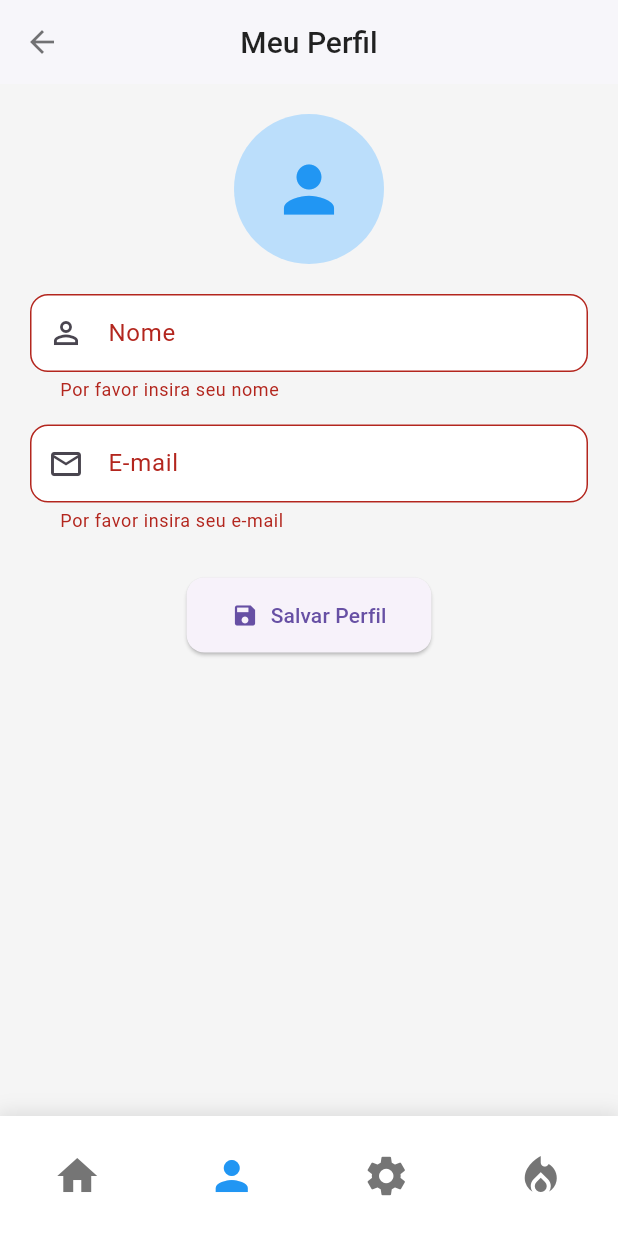
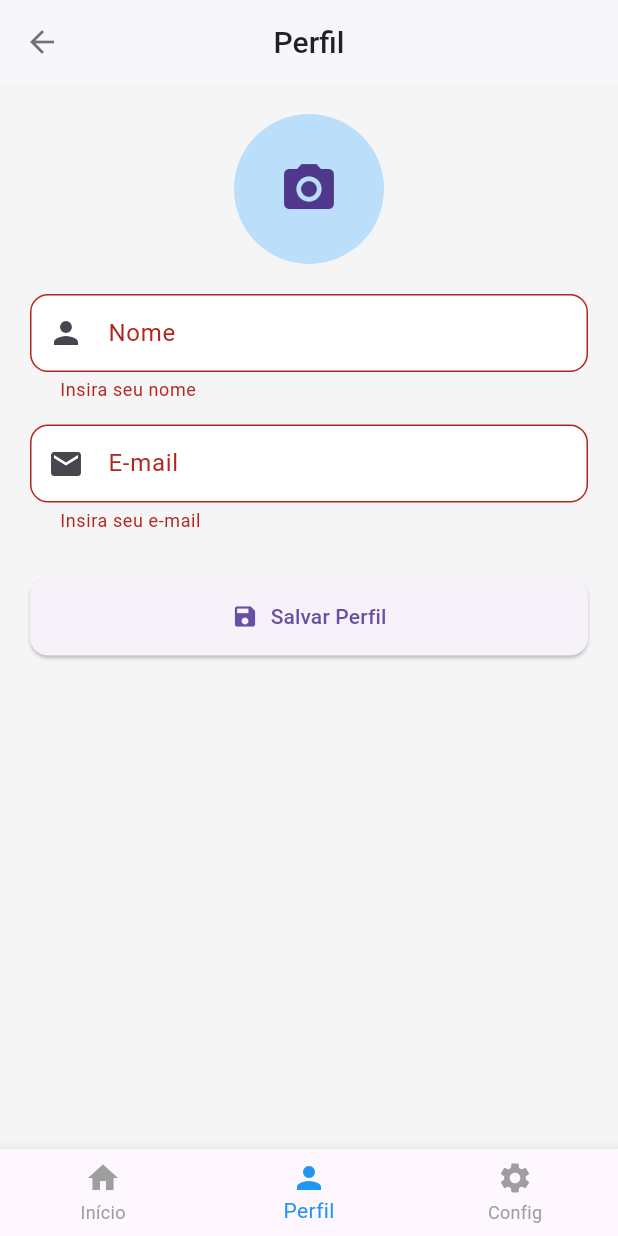
Before and after one commit to victorreiscarlota/split_conta, a Flutter app: the MainLayout screen opened by its route, item 2 of the bottom bar chosen, after a tap on "Salvar Perfil", on a phone screen of 412 x 824 dp. Run offline on Flutter 3.47's test engine with Material 3 defaults, Android fonts, the phone set to English and light mode, and no system bars; our stand-ins replace animated_text_kit, image_picker, lottie, rive.

Commit message:
feat: alter home_screen

```diff
--- /dev/null
+++ b/lib/providers/session_provider.dart
@@ -0,0 +1,44 @@
+import 'package:flutter/material.dart';
+import 'package:image_picker/image_picker.dart';
+
+class FireBill {
+  final String name;
+  final DateTime date;
+  final double total;
+  final int people;
+  final double tip;
+  final double totalWithTip;
+
+  FireBill({
+    required this.name,
+    required this.date,
+    required this.total,
+    required this.people,
+    required this.tip,
+    required this.totalWithTip,
+  });
+}
+
+class SessionProvider extends ChangeNotifier {
+  String? _name;
+  String? _email;
+  XFile? _photo;
+  final List<FireBill> _bills = [];
+
+  String? get name => _name;
+  String? get email => _email;
+  XFile? get photo => _photo;
+  List<FireBill> get bills => _bills;
+
+  void updateProfile(String name, String email, XFile? photo) {
+    _name = name;
+    _email = email;
+    _photo = photo;
+    notifyListeners();
+  }
+
+  void addBill(FireBill bill) {
+    _bills.add(bill);
+    notifyListeners();
+  }
+}
--- a/lib/screens/home_screen.dart
+++ b/lib/screens/home_screen.dart
@@ -1,6 +1,8 @@
 import 'package:flutter/material.dart';
-import 'package:flutter/services.dart';
-import '../widgets/input_field.dart';
+import 'package:intl/intl.dart';
+import 'package:provider/provider.dart';
+import 'package:split_conta/providers/session_provider.dart';
+import 'fire_screen.dart';
 
 class HomeScreen extends StatefulWidget {
   const HomeScreen({super.key});
@@ -10,22 +12,21 @@ class HomeScreen extends StatefulWidget {
 }
 
 class _HomeScreenState extends State<HomeScreen> {
-  final TextEditingController _totalController = TextEditingController();
-  final TextEditingController _peopleController = TextEditingController();
-  final TextEditingController _tipController = TextEditingController();
-
+  final _formKey = GlobalKey<FormState>();
+  final _billNameController = TextEditingController();
+  final _totalController = TextEditingController();
+  final _peopleController = TextEditingController();
+  final _tipController = TextEditingController();
+  final _dateController = TextEditingController();
   double _tipAmount = 0;
   double _totalPerPerson = 0;
   double _totalWithTip = 0;
 
   void _calculate() {
-    if (_totalController.text.isEmpty ||
-        _peopleController.text.isEmpty ||
-        _tipController.text.isEmpty) return;
-
-    final double total = double.parse(_totalController.text);
-    final int people = int.parse(_peopleController.text);
-    final double tipPercentage = double.parse(_tipController.text);
+    if (_formKey.currentState!.validate()) {
+      final total = double.parse(_totalController.text);
+      final people = int.parse(_peopleController.text);
+      final tipPercentage = double.parse(_tipController.text);
 
       setState(() {
         _tipAmount = total * (tipPercentage / 100);
@@ -33,146 +34,198 @@ class _HomeScreenState extends State<HomeScreen> {
         _totalPerPerson = _totalWithTip / people;
       });
     }
+  }
 
-  void _resetFields() {
-    setState(() {
+  void _saveBill() {
+    if (_formKey.currentState!.validate()) {
+      final bill = FireBill(
+        name: _billNameController.text,
+        date: DateTime.now(),
+        total: double.parse(_totalController.text),
+        people: int.parse(_peopleController.text),
+        tip: double.parse(_tipController.text),
+        totalWithTip: _totalWithTip,
+      );
+
+      context.read<SessionProvider>().addBill(bill);
+
+      _billNameController.clear();
       _totalController.clear();
       _peopleController.clear();
       _tipController.clear();
-      _tipAmount = 0;
-      _totalPerPerson = 0;
-      _totalWithTip = 0;
-    });
+      _dateController.clear();
+
+      ScaffoldMessenger.of(context).showSnackBar(
+        const SnackBar(content: Text('Conta salva no histórico!')),
+      );
+    }
   }
 
   @override
   Widget build(BuildContext context) {
     return Scaffold(
       appBar: AppBar(
-        title: const Text('Divisor de Contas'),
+        title: const Text('Nova Conta'),
         actions: [
           IconButton(
-            icon: const Icon(Icons.refresh),
-            onPressed: _resetFields,
-          )
+            icon: const Icon(Icons.history),
+            onPressed: () => Navigator.push(
+              context,
+              MaterialPageRoute(builder: (_) => const FireScreen()),
+            ),
+          ),
         ],
       ),
       body: SingleChildScrollView(
         padding: const EdgeInsets.all(20),
+        child: Form(
+          key: _formKey,
           child: Column(
             children: [
-            InputField(
-              controller: _totalController,
-              label: 'Valor Total (R\$)',
-              icon: Icons.attach_money,
-              inputType: TextInputType.number,
-              formatters: [
-                FilteringTextInputFormatter.allow(RegExp(r'^\d+\.?\d{0,2}')),
-              ],
+              TextFormField(
+                controller: _billNameController,
+                decoration: const InputDecoration(
+                  labelText: 'Nome da Conta',
+                  prefixIcon: Icon(Icons.receipt),
+                  border: OutlineInputBorder(),
+                ),
+                validator: (value) => value!.isEmpty ? 'Campo obrigatório' : null,
               ),
               const SizedBox(height: 20),
-            InputField(
-              controller: _peopleController,
-              label: 'Número de Pessoas',
-              icon: Icons.people,
-              inputType: TextInputType.number,
+              TextFormField(
+                controller: _dateController,
+                decoration: const InputDecoration(
+                  labelText: 'Data',
+                  prefixIcon: Icon(Icons.calendar_today),
+                  border: OutlineInputBorder(),
+                ),
+                readOnly: true,
+                onTap: () async {
+                  final date = await showDatePicker(
+                    context: context,
+                    initialDate: DateTime.now(),
+                    firstDate: DateTime(2000),
+                    lastDate: DateTime(2100),
+                  );
+                  if (date != null) {
+                    _dateController.text = DateFormat('dd/MM/yyyy').format(date);
+                  }
+                },
+                validator: (value) => value!.isEmpty ? 'Selecione a data' : null,
               ),
               const SizedBox(height: 20),
-            InputField(
+              TextFormField(
+                controller: _totalController,
+                decoration: const InputDecoration(
+                  labelText: 'Valor Total (R\$)',
+                  prefixIcon: Icon(Icons.attach_money),
+                  border: OutlineInputBorder(),
+                ),
+                keyboardType: TextInputType.number,
+                validator: (value) => value!.isEmpty ? 'Insira o valor' : null,
+              ),
+              const SizedBox(height: 20),
+              TextFormField(
+                controller: _peopleController,
+                decoration: const InputDecoration(
+                  labelText: 'Número de Pessoas',
+                  prefixIcon: Icon(Icons.people),
+                  border: OutlineInputBorder(),
+                ),
+                keyboardType: TextInputType.number,
+                validator: (value) => value!.isEmpty ? 'Campo obrigatório' : null,
+              ),
+              const SizedBox(height: 20),
+              TextFormField(
                 controller: _tipController,
-              label: 'Gorjeta (%)',
-              icon: Icons.percent,
-              inputType: TextInputType.number,
+                decoration: const InputDecoration(
+                  labelText: 'Gorjeta (%)',
+                  prefixIcon: Icon(Icons.percent),
+                  border: OutlineInputBorder(),
+                ),
+                keyboardType: TextInputType.number,
+                validator: (value) => value!.isEmpty ? 'Insira a %' : null,
               ),
               const SizedBox(height: 30),
               ElevatedButton(
                 onPressed: _calculate,
                 style: ElevatedButton.styleFrom(
-                minimumSize: const Size(double.infinity, 50),
+                  backgroundColor: Colors.blue[800],
+                  foregroundColor: Colors.white,
+                  minimumSize: const Size(double.infinity, 55),
+                  padding: const EdgeInsets.symmetric(vertical: 16),
                   shape: RoundedRectangleBorder(
-                  borderRadius: BorderRadius.circular(10),
+                    borderRadius: BorderRadius.circular(12),
                   ),
                 ),
                 child: const Text(
-                'Calcular',
-                style: TextStyle(fontSize: 18),
+                  'CALCULAR',
+                  style: TextStyle(
+                    fontSize: 18,
+                    fontWeight: FontWeight.bold,
+                    letterSpacing: 1.2,
                   ),
                 ),
+              ),
+              if (_totalWithTip > 0) ...[
                 const SizedBox(height: 30),
-            if (_totalWithTip > 0)
-              Container(
-                padding: const EdgeInsets.all(20),
-                decoration: BoxDecoration(
-                  color: Colors.white,
-                  borderRadius: BorderRadius.circular(15),
-                  boxShadow: [
-                    BoxShadow(
-                      color: Colors.grey.withOpacity(0.2),
-                      blurRadius: 10,
-                      spreadRadius: 3,
-                    )
+                _buildResultCard(),
+                const SizedBox(height: 20),
+                ElevatedButton(
+                  onPressed: _saveBill,
+                  style: ElevatedButton.styleFrom(
+                    backgroundColor: Colors.green[700],
+                    foregroundColor: Colors.white,
+                    minimumSize: const Size(double.infinity, 50),
+                  ),
+                  child: const Text('SALVAR CONTA'),
+                ),
               ],
-                ),
-                child: Column(
-                  children: [
-                    _ResultItem(
-                      label: 'Gorjeta do Garçom',
-                      value: _tipAmount,
-                    ),
-                    const Divider(height: 30),
-                    _ResultItem(
-                      label: 'Total por Pessoa',
-                      value: _totalPerPerson,
-                    ),
-                    const Divider(height: 30),
-                    _ResultItem(
-                      label: 'Valor Total com Gorjeta',
-                      value: _totalWithTip,
-                      isTotal: true,
-                    ),
             ],
           ),
         ),
+      ),
+    );
+  }
+
+  Widget _buildResultCard() {
+    return Card(
+      elevation: 4,
+      shape: RoundedRectangleBorder(
+        borderRadius: BorderRadius.circular(12),
+      ),
+      child: Padding(
+        padding: const EdgeInsets.all(16),
+        child: Column(
+          children: [
+            _buildResultLine('Gorjeta do Garçom:', _tipAmount),
+            const Divider(),
+            _buildResultLine('Total por Pessoa:', _totalPerPerson),
+            const Divider(),
+            _buildResultLine('Valor Total com Gorjeta:', _totalWithTip),
           ],
         ),
       ),
     );
   }
-}
 
-class _ResultItem extends StatelessWidget {
-  final String label;
-  final double value;
-  final bool isTotal;
-
-  const _ResultItem({
-    required this.label,
-    required this.value,
-    this.isTotal = false,
-  });
-
-  @override
-  Widget build(BuildContext context) {
-    return Row(
+  Widget _buildResultLine(String label, double value) {
+    return Padding(
+      padding: const EdgeInsets.symmetric(vertical: 8),
+      child: Row(
         mainAxisAlignment: MainAxisAlignment.spaceBetween,
         children: [
-        Text(
-          label,
-          style: TextStyle(
-            fontSize: 16,
-            fontWeight: isTotal ? FontWeight.bold : FontWeight.normal,
-            color: Colors.grey[700],
-          ),
-        ),
+          Text(label, style: const TextStyle(fontSize: 16)),
           Text(
             'R\$${value.toStringAsFixed(2)}',
-          style: TextStyle(
+            style: const TextStyle(
               fontSize: 16,
-            fontWeight: isTotal ? FontWeight.bold : FontWeight.normal,
-            color: Colors.blue,
+              fontWeight: FontWeight.bold,
+              color: Colors.blue
             ),
           ),
         ],
+      ),
     );
   }
 }
--- a/lib/screens/main_layout.dart
+++ b/lib/screens/main_layout.dart
@@ -2,7 +2,6 @@ import 'package:flutter/material.dart';
 import 'home_screen.dart';
 import 'profile_screen.dart';
 import 'settings_screen.dart';
-import '../widgets/animated_bottom_bar.dart';
 
 class MainLayout extends StatefulWidget {
   const MainLayout({super.key});
@@ -14,28 +13,39 @@ class MainLayout extends StatefulWidget {
 class _MainLayoutState extends State<MainLayout> {
   int _currentIndex = 0;
 
+  // Lista de telas (remova a FireScreen)
   final List<Widget> _screens = [
     const HomeScreen(),
     const ProfileScreen(),
     const SettingsScreen(),
-    const Placeholder(
-      color: Colors.orange,
+  ];
+
+  // Itens da bottom bar (mantenha apenas 3 itens)
+  final List<BottomNavigationBarItem> _bottomItems = [
+    const BottomNavigationBarItem(
+      icon: Icon(Icons.home),
+      label: 'Início',
+    ),
+    const BottomNavigationBarItem(
+      icon: Icon(Icons.person),
+      label: 'Perfil',
+    ),
+    const BottomNavigationBarItem(
+      icon: Icon(Icons.settings),
+      label: 'Config',
     ),
   ];
-
-  void _onTabTapped(int index) {
-    setState(() {
-      _currentIndex = index;
-    });
-  }
 
   @override
   Widget build(BuildContext context) {
     return Scaffold(
       body: _screens[_currentIndex],
-      bottomNavigationBar: AnimatedBottomBar(
+      bottomNavigationBar: BottomNavigationBar(
         currentIndex: _currentIndex,
-        onTap: _onTabTapped,
+        items: _bottomItems,
+        onTap: (index) => setState(() => _currentIndex = index),
+        selectedItemColor: Colors.blue,
+        unselectedItemColor: Colors.grey,
       ),
     );
   }
--- a/lib/screens/profile_screen.dart
+++ b/lib/screens/profile_screen.dart
@@ -1,5 +1,8 @@
 import 'package:flutter/material.dart';
-import 'package:shared_preferences/shared_preferences.dart';
+import 'package:image_picker/image_picker.dart';
+import 'package:provider/provider.dart';
+import '../providers/session_provider.dart';
+import 'dart:io';
 
 class ProfileScreen extends StatefulWidget {
   const ProfileScreen({super.key});
@@ -12,88 +15,87 @@ class _ProfileScreenState extends State<ProfileScreen> {
   final _formKey = GlobalKey<FormState>();
   late TextEditingController _nameController;
   late TextEditingController _emailController;
+  XFile? _selectedImage;
+
+  Future<void> _pickImage() async {
+    final image = await ImagePicker().pickImage(source: ImageSource.gallery);
+    setState(() {
+      _selectedImage = image;
+    });
+  }
+
+  void _saveProfile() {
+    if (_formKey.currentState!.validate()) {
+      context.read<SessionProvider>().updateProfile(
+            _nameController.text,
+            _emailController.text,
+            _selectedImage,
+          );
+    }
+  }
 
   @override
   void initState() {
     super.initState();
-    _loadProfile();
     _nameController = TextEditingController();
     _emailController = TextEditingController();
   }
 
-  Future<void> _loadProfile() async {
-    final prefs = await SharedPreferences.getInstance();
-    setState(() {
-      _nameController.text = prefs.getString('name') ?? '';
-      _emailController.text = prefs.getString('email') ?? '';
-    });
+  @override
+  Widget build(BuildContext context) {
+    final session = context.watch<SessionProvider>();
+
+    return session.name == null ? _buildForm() : _buildProfile(session);
   }
 
-  Future<void> _saveProfile() async {
-    if (_formKey.currentState!.validate()) {
-      final prefs = await SharedPreferences.getInstance();
-      await prefs.setString('name', _nameController.text);
-      await prefs.setString('email', _emailController.text);
-      ScaffoldMessenger.of(context).showSnackBar(
-        const SnackBar(content: Text('Perfil salvo com sucesso!')),
-      );
-    }
-  }
-
-  @override
-  Widget build(BuildContext context) {
+  Widget _buildForm() {
     return Scaffold(
-      appBar: AppBar(
-        title: const Text('Meu Perfil'),
-      ),
+      appBar: AppBar(title: const Text('Perfil')),
       body: Padding(
         padding: const EdgeInsets.all(20),
         child: Form(
           key: _formKey,
-          child: Column(
+          child: ListView(
             children: [
-              CircleAvatar(
-                radius: 50,
-                backgroundColor: Colors.blue[100],
-                child: const Icon(Icons.person, size: 50, color: Colors.blue),
+              GestureDetector(
+                onTap: _pickImage,
+                child: CircleAvatar(
+                  radius: 50,
+                  backgroundColor: Colors.blue[100],
+                  backgroundImage: _selectedImage != null
+                      ? FileImage(File(_selectedImage!.path))
+                      : null,
+                  child: _selectedImage == null
+                      ? const Icon(Icons.camera_alt, size: 40)
+                      : null,
+                ),
               ),
               const SizedBox(height: 20),
               TextFormField(
                 controller: _nameController,
                 decoration: const InputDecoration(
                   labelText: 'Nome',
-                  prefixIcon: Icon(Icons.person_outline),
+                  prefixIcon: Icon(Icons.person),
                 ),
-                validator: (value) {
-                  if (value == null || value.isEmpty) {
-                    return 'Por favor insira seu nome';
-                  }
-                  return null;
-                },
+                validator: (value) =>
+                    value!.isEmpty ? 'Insira seu nome' : null,
               ),
               const SizedBox(height: 15),
               TextFormField(
                 controller: _emailController,
                 decoration: const InputDecoration(
                   labelText: 'E-mail',
-                  prefixIcon: Icon(Icons.email_outlined),
+                  prefixIcon: Icon(Icons.email),
                 ),
                 keyboardType: TextInputType.emailAddress,
-                validator: (value) {
-                  if (value == null || value.isEmpty) {
-                    return 'Por favor insira seu e-mail';
-                  }
-                  return null;
-                },
+                validator: (value) =>
+                    value!.isEmpty ? 'Insira seu e-mail' : null,
               ),
               const SizedBox(height: 30),
               ElevatedButton.icon(
                 icon: const Icon(Icons.save),
                 label: const Text('Salvar Perfil'),
                 onPressed: _saveProfile,
-                style: ElevatedButton.styleFrom(
-                  padding: const EdgeInsets.symmetric(horizontal: 30, vertical: 15),
-                ),
               ),
             ],
           ),
@@ -101,4 +103,35 @@ class _ProfileScreenState extends State<ProfileScreen> {
       ),
     );
   }
+
+  Widget _buildProfile(SessionProvider session) {
+    return Scaffold(
+      appBar: AppBar(title: const Text('Perfil')),
+      body: Center(
+        child: Column(
+          mainAxisAlignment: MainAxisAlignment.center,
+          children: [
+            CircleAvatar(
+              radius: 50,
+              backgroundImage: session.photo != null
+                  ? FileImage(File(session.photo!.path))
+                  : null,
+              child: session.photo == null
+                  ? const Icon(Icons.person, size: 50)
+                  : null,
+            ),
+            const SizedBox(height: 20),
+            Text(
+              session.name!,
+              style: const TextStyle(fontSize: 24, fontWeight: FontWeight.bold),
+            ),
+            Text(
+              session.email!,
+              style: TextStyle(fontSize: 16, color: Colors.grey[600]),
+            ),
+          ],
+        ),
+      ),
+    );
+  }
 }
--- a/pubspec.yaml
+++ b/pubspec.yaml
@@ -14,6 +14,10 @@ dependencies:
   custom_refresh_indicator: ^1.0.0
   rive: ^0.8.1
   animated_text_kit: ^4.2.2
+  provider: ^6.0.5
+  image_picker: ^0.8.7+5
+  intl: ^0.18.1
+  path_provider: ^2.0.15
 
 flutter:
   uses-material-design: true
```
Also changed, not shown: lib/main.dart (+10 -2 lines), lib/screens/fire_screen.dart (added, +37 -0 lines), lib/screens/settings_screen.dart (+46 -11 lines), pubspec.lock, 5 other files. Lines whose indentation alone changed are shown as unchanged.
